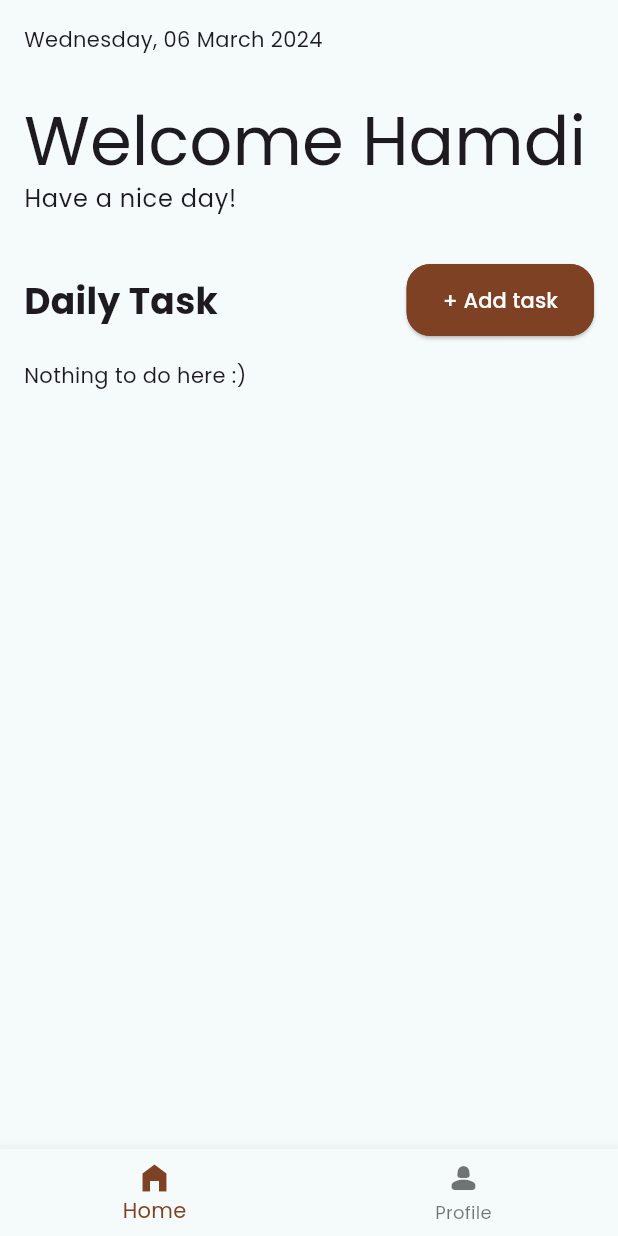
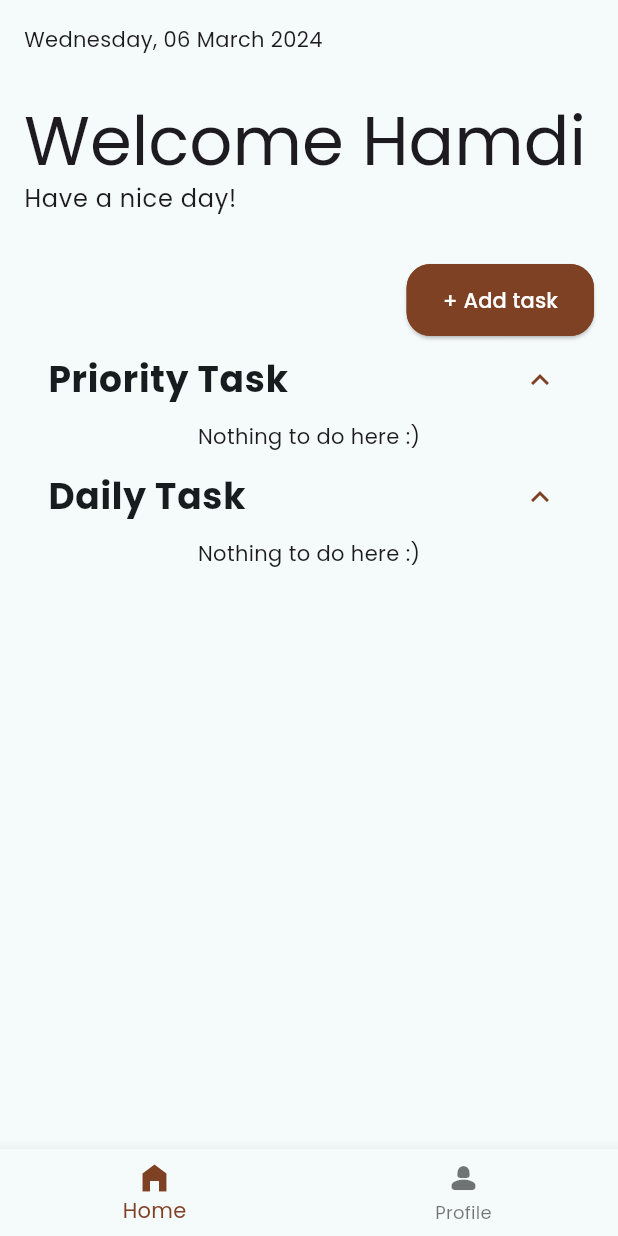
Before and after one commit to ilhamelhamdi/tasky, a Flutter app: the screen it shows after launch, on a phone screen of 412 x 824 dp. Run offline on Flutter 3.47's test engine with Material 3 defaults, Android fonts, the phone set to English and light mode, and no system bars; our stand-ins replace get_it, google_fonts, hive, hive_flutter; accounts and stored records are empty.

Commit message:
feat: separate list by category in dashboard page

```diff
--- a/lib/main.dart
+++ b/lib/main.dart
@@ -27,7 +27,7 @@ class MyApp extends StatelessWidget {
               secondary: const Color(0x887f4123),
               surfaceTint: Colors.transparent),
           useMaterial3: true,
-      ),
+          dividerColor: Colors.transparent),
       initialRoute: HomePage.routeName,
       routes: {
         HomePage.routeName: (context) => const HomePage(),
--- a/lib/pages/dashboard_page.dart
+++ b/lib/pages/dashboard_page.dart
@@ -1,4 +1,5 @@
 import 'package:flutter/material.dart';
+import 'package:flutter/widgets.dart';
 import 'package:intl/intl.dart';
 import 'package:tasky/models/task_model.dart';
 import 'package:tasky/pages/detail_task_page.dart';
@@ -20,18 +21,24 @@ class DashboardPage extends StatefulWidget {
 class _DashboardPageState extends State<DashboardPage> {
   TaskService taskService = getIt();
 
-  late Future<List<Task>> _tasks;
+  late Future<List<Task>> _dailyTasks;
+  late Future<List<Task>> _priorityTasks;
   late String _currentDate;
 
   @override
   void initState() {
     super.initState();
-    _tasks = getAllTasks();
+    _dailyTasks = getDailyTasks();
+    _priorityTasks = getPriorityTasks();
     _currentDate = DateFormat('EEEE, dd MMMM yyyy').format(DateTime.now());
   }
 
-  Future<List<Task>> getAllTasks() async {
-    return await taskService.getAll();
+  Future<List<Task>> getDailyTasks() async {
+    return await taskService.filterByCategory(Category.daily.name);
+  }
+
+  Future<List<Task>> getPriorityTasks() async {
+    return await taskService.filterByCategory(Category.priority.name);
   }
 
   Future<Task> updateTask(String id, Task newTask) async {
@@ -40,60 +47,49 @@ class _DashboardPageState extends State<DashboardPage> {
 
   Future<void> toggleCheckedTask(String id) async {
     await taskService.toggleChecked(id);
-    setState(() {
-      _tasks = getAllTasks();
-    });
+    _refreshTasks();
   }
 
   void addTask() {
-    Navigator.pushNamed(context, "/add-task").then((value) => setState(() {
-          _tasks = getAllTasks();
-        }));
+    Navigator.pushNamed(context, "/add-task").then((value) => _refreshTasks());
   }
 
   void navigateToDetailTask(String id) {
     Navigator.push(context, MaterialPageRoute(builder: (context) {
       return DetailTaskPage(taskId: id);
-    })).then((value) => setState(() {
-          _tasks = getAllTasks();
-        }));
+    })).then((value) => _refreshTasks());
   }
 
-  @override
-  Widget build(BuildContext context) {
-    return SafeArea(
-      child: SingleChildScrollView(
-        child: Padding(
-          padding: const EdgeInsets.all(16.0),
-          child: Column(
-            crossAxisAlignment: CrossAxisAlignment.start,
-            children: [
-              Text(_currentDate),
-              const SizedBox(height: 32.0),
-              Text(
-                "Welcome ${ProfileData.nickname}",
-                style: Theme.of(context).textTheme.displayMedium,
-              ),
-              Text(
-                "Have a nice day!",
-                style: Theme.of(context).textTheme.bodyLarge,
-              ),
-              const SizedBox(height: 32.0),
-              Row(
-                mainAxisAlignment: MainAxisAlignment.spaceBetween,
-                children: [
-                  const Text("Daily Task",
-                      style: TextStyle(
+  void _refreshTasks() {
+    setState(() {
+      _dailyTasks = getDailyTasks();
+      _priorityTasks = getPriorityTasks();
+    });
+  }
+
+  Widget _buildTaskListByCategory(Category category) {
+    Future<List<Task>> tasks;
+    switch (category) {
+      case Category.daily:
+        tasks = _dailyTasks;
+        break;
+      case Category.priority:
+        tasks = _priorityTasks;
+        break;
+      default:
+        tasks = Future.value([]);
+    }
+
+    return ExpansionTile(
+      initiallyExpanded: true,
+      title: Text("${toBeginningOfSentenceCase(category.name)} Task",
+          style: const TextStyle(
             fontSize: 24.0,
             fontWeight: FontWeight.bold,
           )),
-                  PrimaryButton(
-                      onPressed: addTask, child: const Text("+ Add task")),
-                ],
-              ),
-              const SizedBox(height: 16.0),
+      children: [
         FutureBuilder(
-                  future: _tasks,
+            future: tasks,
             builder: (context, snapshot) {
               if (snapshot.connectionState == ConnectionState.waiting) {
                 return const Center(child: CircularProgressIndicator());
@@ -118,6 +114,37 @@ class _DashboardPageState extends State<DashboardPage> {
               }
             })
       ],
+    );
+  }
+
+  @override
+  Widget build(BuildContext context) {
+    return SafeArea(
+      child: SingleChildScrollView(
+        child: Padding(
+          padding: const EdgeInsets.all(16.0),
+          child: Column(
+            crossAxisAlignment: CrossAxisAlignment.start,
+            children: [
+              Text(_currentDate),
+              const SizedBox(height: 32.0),
+              Text(
+                "Welcome ${ProfileData.nickname}",
+                style: Theme.of(context).textTheme.displayMedium,
+              ),
+              Text(
+                "Have a nice day!",
+                style: Theme.of(context).textTheme.bodyLarge,
+              ),
+              const SizedBox(height: 32.0),
+              Align(
+                alignment: Alignment.centerRight,
+                child: PrimaryButton(
+                    onPressed: addTask, child: const Text("+ Add task")),
+              ),
+              for (var category in Category.values)
+                _buildTaskListByCategory(category),
+            ],
           ),
         ),
       ),
--- a/lib/services/task_service.dart
+++ b/lib/services/task_service.dart
@@ -7,4 +7,5 @@ abstract class TaskService {
   Future<Task> update(String id, Task newTask);
   Future<void> delete(String id);
   Future<void> toggleChecked(String id);
+  Future<List<Task>> filterByCategory(String category);
 }
--- a/lib/services/task_service_impl.dart
+++ b/lib/services/task_service_impl.dart
@@ -38,4 +38,10 @@ class TaskServiceImpl implements TaskService {
     task.isChecked = !task.isChecked;
     await repository.update(id, task);
   }
+
+  @override
+  Future<List<Task>> filterByCategory(String category) async {
+    var allTasks = await repository.getAll();
+    return allTasks.where((task) => task.category.name == category).toList();
+  }
 }
```
Lines whose indentation alone changed are shown as unchanged.
